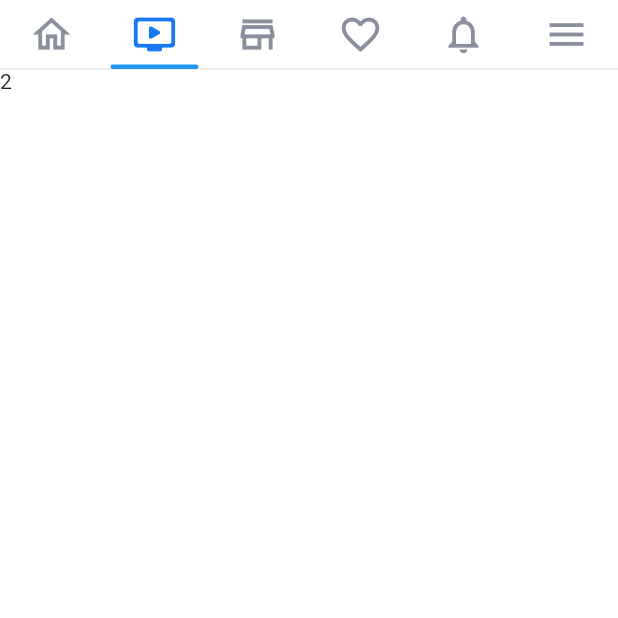
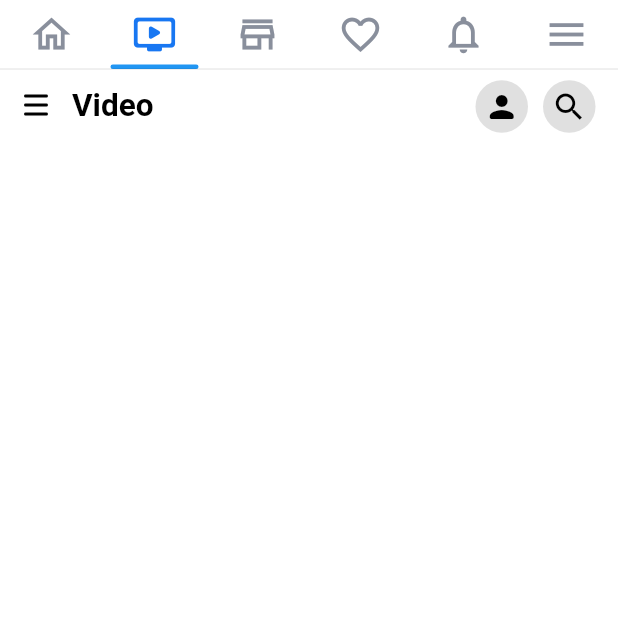
Before and after one commit to Dat-TG/facebook-clone-flutter, a Flutter app: the screen it shows after launch, tab 2 chosen, on a phone screen of 412 x 824 dp, the top half of it. Run offline on Flutter 3.47's test engine with Material 2 defaults, Android fonts, the phone set to English and light mode, and no system bars; our stand-ins replace video_player.

Commit message:
watch screen top bar

```diff
--- a/lib/features/home/screens/home_screen.dart
+++ b/lib/features/home/screens/home_screen.dart
@@ -3,6 +3,7 @@ import 'package:facebook/features/dating/screens/dating_screen.dart';
 import 'package:facebook/features/home/widgets/home_app_bar.dart';
 import 'package:facebook/features/news-feed/screen/news_feed_screen.dart';
 import 'package:facebook/features/notifications/screens/notifications_screen.dart';
+import 'package:facebook/features/watch/screens/watch_screen.dart';
 import 'package:flutter/material.dart';
 
 class HomeScreen extends StatefulWidget {
@@ -19,7 +20,7 @@ class _HomeScreenState extends State<HomeScreen> {
   ScrollController scrollController = ScrollController();
   late final list = <Widget>[
     NewsFeedScreen(parentScrollController: scrollController),
-    const Text('2'),
+    const WatchScreen(),
     const Text('3'),
     const DatingScreen(),
     const NotificationsScreen(),
--- /dev/null
+++ b/lib/features/watch/screens/watch_screen.dart
@@ -0,0 +1,129 @@
+import 'package:flutter/material.dart';
+
+class WatchScreen extends StatefulWidget {
+  static double offset = 0;
+  const WatchScreen({super.key});
+
+  @override
+  State<WatchScreen> createState() => _WatchScreenState();
+}
+
+class _WatchScreenState extends State<WatchScreen> {
+  ScrollController scrollController =
+      ScrollController(initialScrollOffset: WatchScreen.offset);
+  ScrollController headerScrollController = ScrollController();
+
+  @override
+  void dispose() {
+    scrollController.dispose();
+    headerScrollController.dispose();
+    super.dispose();
+  }
+
+  @override
+  Widget build(BuildContext context) {
+    scrollController.addListener(() {
+      headerScrollController.jumpTo(headerScrollController.offset +
+          scrollController.offset -
+          WatchScreen.offset);
+      WatchScreen.offset = scrollController.offset;
+    });
+    return Scaffold(
+      body: NestedScrollView(
+        controller: headerScrollController,
+        headerSliverBuilder: (context, innerBoxIsScrolled) => [
+          SliverAppBar(
+            toolbarHeight: 50,
+            titleSpacing: 0,
+            pinned: true,
+            floating: true,
+            primary: false,
+            centerTitle: true,
+            automaticallyImplyLeading: false,
+            snap: true,
+            forceElevated: innerBoxIsScrolled,
+            bottom: const PreferredSize(
+                preferredSize: Size.fromHeight(0), child: SizedBox()),
+            title: Padding(
+              padding: const EdgeInsets.only(right: 10),
+              child: Row(
+                mainAxisAlignment: MainAxisAlignment.spaceBetween,
+                crossAxisAlignment: CrossAxisAlignment.center,
+                children: [
+                  Row(
+                    children: [
+                      IconButton(
+                        splashRadius: 20,
+                        onPressed: () {},
+                        icon: const ImageIcon(
+                          AssetImage('assets/images/menu.png'),
+                          color: Colors.black,
+                          size: 50,
+                        ),
+                      ),
+                      const Text(
+                        'Video',
+                        style: TextStyle(
+                          color: Colors.black,
+                          fontSize: 21,
+                          fontWeight: FontWeight.bold,
+                        ),
+                      ),
+                    ],
+                  ),
+                  Row(
+                    children: [
+                      Container(
+                        alignment: Alignment.center,
+                        width: 35,
+                        height: 35,
+                        padding: const EdgeInsets.all(0),
+                        margin: const EdgeInsets.symmetric(horizontal: 5),
+                        decoration: const BoxDecoration(
+                          shape: BoxShape.circle,
+                          color: Colors.black12,
+                        ),
+                        child: IconButton(
+                          splashRadius: 18,
+                          padding: const EdgeInsets.all(0),
+                          onPressed: () {},
+                          icon: const Icon(
+                            Icons.person_rounded,
+                            color: Colors.black,
+                            size: 24,
+                          ),
+                        ),
+                      ),
+                      Container(
+                        alignment: Alignment.center,
+                        width: 35,
+                        height: 35,
+                        padding: const EdgeInsets.all(0),
+                        margin: const EdgeInsets.symmetric(horizontal: 5),
+                        decoration: const BoxDecoration(
+                          shape: BoxShape.circle,
+                          color: Colors.black12,
+                        ),
+                        child: IconButton(
+                          splashRadius: 18,
+                          padding: const EdgeInsets.all(0),
+                          onPressed: () {},
+                          icon: const Icon(
+                            Icons.search,
+                            color: Colors.black,
+                            size: 24,
+                          ),
+                        ),
+                      ),
+                    ],
+                  ),
+                ],
+              ),
+            ),
+          )
+        ],
+        body: SingleChildScrollView(),
+      ),
+    );
+  }
+}
```
